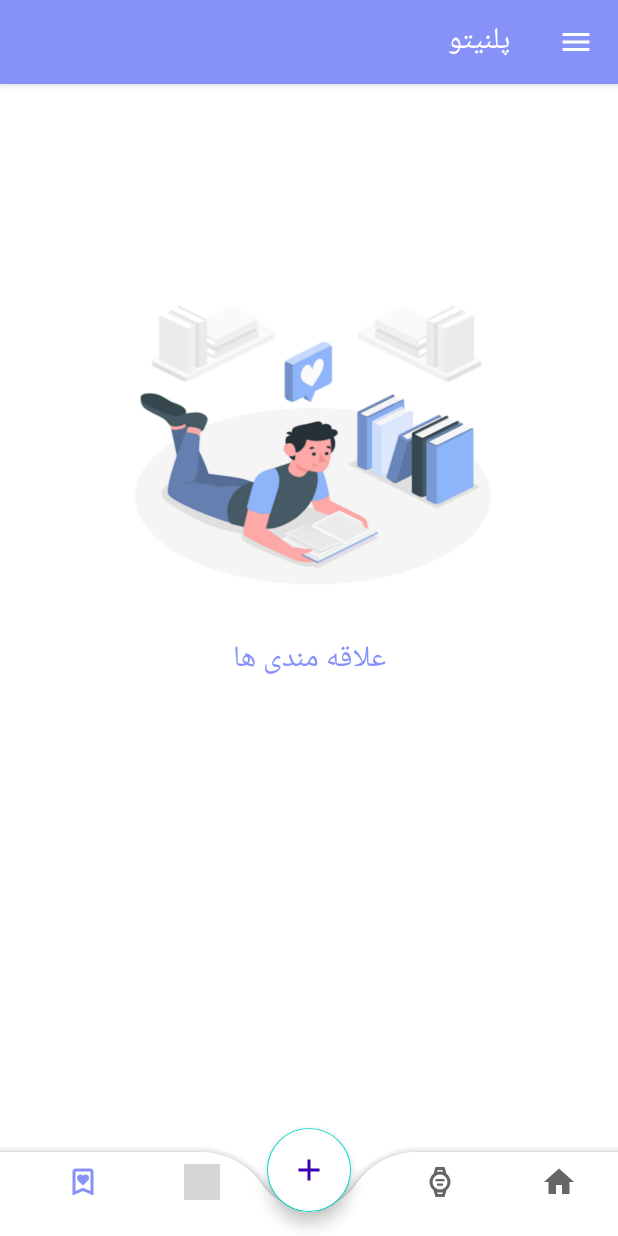
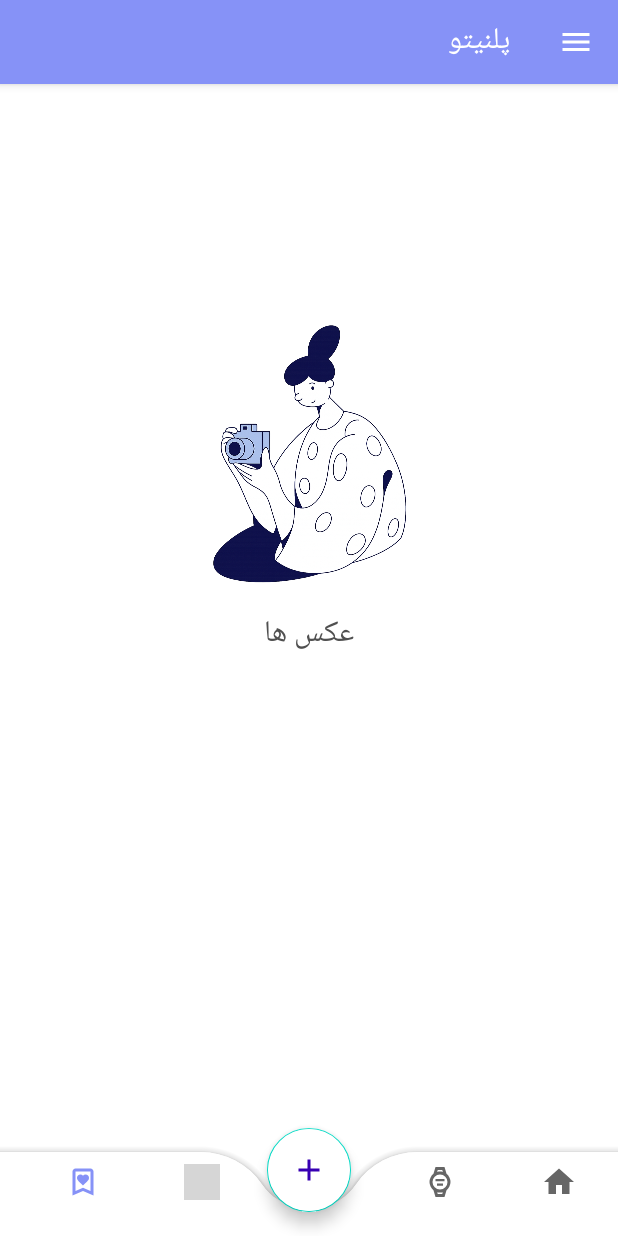
Before and after one commit to zahmadi98/TravelPlanner, an Android app: the screen it shows after launch once a user with an empty profile is signed in (HomeActivity), after a tap on an icon or button, on a phone screen of 412 x 824 dp. Run offline under Robolectric (Android 15) with nearby library versions, the phone set to English and light mode, and no system bars; our stand-ins replace Firebase (no records; nobody signed in at launch, a user with empty details on screens opened directly); libraries missing offline, so code that uses them is left out: com.developer.gbuttons; pictures from the network do not load; 1 statement that could not run was skipped; 1 other tap on this screen came first; grey boxes are pictures that could not be loaded.

```diff
--- a/app/src/main/java/com/example/travelplanner/MainActivity.java
+++ b/app/src/main/java/com/example/travelplanner/MainActivity.java
@@ -120,4 +120,5 @@ public class MainActivity extends AppCompatActivity {
         startActivity(new Intent(MainActivity.this, HomeActivity.class));
         finish();
     }
+
 }
--- a/app/src/main/res/layout/fragment_alarms.xml
+++ b/app/src/main/res/layout/fragment_alarms.xml
@@ -22,8 +22,8 @@ tools:context=".HomeFragment">
         <!-- تصویر وسط صفحه با 40٪ اندازه -->
         <ImageView
             android:id="@+id/centerImage"
-            android:layout_width="200dp"
-            android:layout_height="200dp"
+            android:layout_width="205dp"
+            android:layout_height="205dp"
             android:layout_marginTop="150dp"
             android:scaleType="fitCenter"
             android:src="@drawable/alarmbkg" />
--- a/app/src/main/res/layout/fragment_favorite.xml
+++ b/app/src/main/res/layout/fragment_favorite.xml
@@ -6,18 +6,53 @@
     tools:context=".FavoriteFragment">
 
     <!-- TODO: Update blank fragment layout -->
-    <ImageView
-        android:id="@+id/topImage"
+    <RelativeLayout xmlns:android="http://schemas.android.com/apk/res/android"
+        android:id="@+id/rootFragmentHome"
         android:layout_width="match_parent"
-        android:layout_height="match_parent"
-        android:scaleType="fitXY"
-        android:src="@drawable/favoritebkg"/>
-    <TextView
-        android:layout_width="match_parent"
-        android:layout_height="match_parent"
-        android:text="علاقه مندی ها"
-        android:gravity="center"
-        android:textSize="20sp"
-        android:textColor="@color/lavender"/>
+        android:layout_height="match_parent">
+
+        <LinearLayout
+            android:id="@+id/emptyView"
+            android:layout_width="match_parent"
+            android:layout_height="match_parent"
+            android:orientation="vertical"
+            android:gravity="center_horizontal"
+            android:background="@android:color/white">
+
+            <!-- تصویر وسط صفحه با 40٪ اندازه -->
+            <ImageView
+                android:id="@+id/centerImage"
+                android:layout_width="200dp"
+                android:layout_height="200dp"
+                android:layout_marginTop="150dp"
+                android:scaleType="fitCenter"
+                android:src="@drawable/picturesbkg" />
+
+            <TextView
+                android:layout_width="wrap_content"
+                android:layout_height="wrap_content"
+                android:text="عکس ها"
+                android:gravity="center"
+                android:textSize="20sp"
+                android:textColor="@color/gray" />
+        </LinearLayout>
+
+
+        <!-- بخش نمایش لیست سفرها که اول مخفی هست -->
+        <LinearLayout
+            android:id="@+id/alarmListContainer"
+            android:layout_width="match_parent"
+            android:layout_height="match_parent"
+            android:orientation="vertical"
+            android:background="@android:color/white"
+            android:visibility="gone"
+            android:padding="10dp">
+            <TextView android:id="@+id/tvTripName" android:layout_width="wrap_content" android:layout_height="wrap_content"/>
+            <TextView android:id="@+id/tvStartDate" android:layout_width="wrap_content" android:layout_height="wrap_content"/>
+            <TextView android:id="@+id/tvFinishDate" android:layout_width="wrap_content" android:layout_height="wrap_content"/>
+            <TextView android:id="@+id/tvAlarmTime" android:layout_width="wrap_content" android:layout_height="wrap_content"/>
+        </LinearLayout>
+
+    </RelativeLayout>
 
 </FrameLayout>
```
Also changed, not shown: app/src/main/java/com/example/travelplanner/SettingsActivity.java (+13 -2 lines), app/src/main/res/layout/fragment_home.xml (+19 -7 lines), app/src/main/res/drawable/alarmbkg.png, app/src/main/res/drawable/picturesbkg.png (added), 1 other file.
